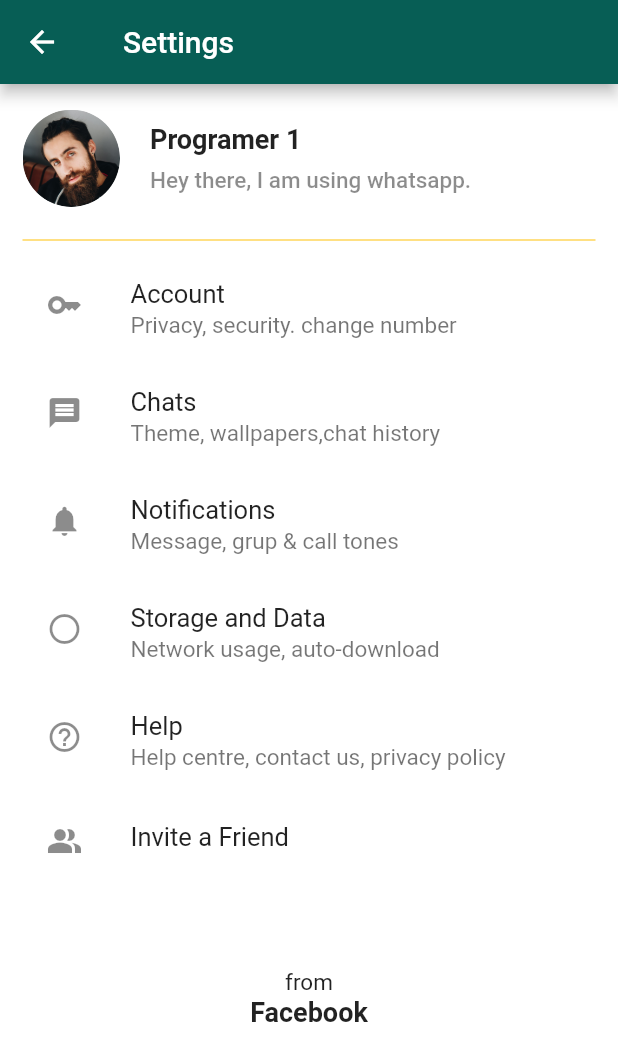
After one commit to home-22/whatsapp_app, a Flutter app: the SettingsPage screen opened by its route, on a phone screen of 412 x 824 dp. The commit adds this screen. Shown: the top 1061 px of the screen. Run offline on Flutter 3.47's test engine with Material 2 defaults, Android fonts, the phone set to English and light mode, and no system bars.

Commit message:
whatsapp_app

```diff
--- a/lib/main.dart
+++ b/lib/main.dart
@@ -1,5 +1,6 @@
 import 'package:flutter/material.dart';
 import 'package:whatsapp_app/pages/Home_Page.dart';
+import 'package:whatsapp_app/pages/Settings_Page.dart';
 
 void main() {
   runApp(const MyApp());
@@ -22,6 +23,7 @@
       ),
       routes: {
         '/': (context) => const HomePage(),
+        'SettingsPage': (context) => const SettingsPage(),
       },
     );
   }
--- a/lib/pages/Home_Page.dart
+++ b/lib/pages/Home_Page.dart
@@ -32,6 +32,12 @@
                 ),
               ),
               PopupMenuButton(
+                onSelected: (selected) {
+                  if (selected == 5) {
+                    Navigator.pushNamed(context, 'SettingsPage');
+                  }
+                },
+                elevation: 10,
                 padding: const EdgeInsets.symmetric(vertical: 20),
                 iconSize: 28,
                 itemBuilder: (context) => [
--- /dev/null
+++ b/lib/pages/Settings_Page.dart
@@ -0,0 +1,162 @@
+import 'package:flutter/material.dart';
+
+class SettingsPage extends StatelessWidget {
+  const SettingsPage({Key? key}) : super(key: key);
+
+  @override
+  Widget build(BuildContext context) {
+    return Scaffold(
+      appBar: AppBar(
+        title: const Padding(
+          padding: EdgeInsets.only(left: 10),
+          child: Text('Settings'),
+        ),
+      ),
+      body: SingleChildScrollView(
+        padding: const EdgeInsets.symmetric(horizontal: 15, vertical: 5),
+        child: Column(
+          children: [
+            Container(
+              margin: const EdgeInsets.symmetric(vertical: 12),
+              child: Row(
+                children: [
+                  ClipRRect(
+                    borderRadius: BorderRadius.circular(40),
+                    child: Image.asset(
+                      'images/user.png',
+                      width: 65,
+                      height: 65,
+                    ),
+                  ),
+                  Padding(
+                    padding: const EdgeInsets.only(left: 20),
+                    child: Column(
+                      crossAxisAlignment: CrossAxisAlignment.start,
+                      children: const [
+                        Text(
+                          'Programer 1',
+                          style: TextStyle(
+                            fontSize: 18,
+                            fontWeight: FontWeight.bold,
+                          ),
+                        ),
+                        SizedBox(height: 8),
+                        Text(
+                          'Hey there, I am using whatsapp.',
+                          style: TextStyle(
+                            fontSize: 15,
+                            fontWeight: FontWeight.w500,
+                            color: Colors.black45,
+                          ),
+                        ),
+                      ],
+                    ),
+                  ),
+                ],
+              ),
+            ),
+            const Divider(
+              height: 20.0,
+              color: Colors.amber,
+            ),
+            const ListTile(
+              leading: Padding(
+                padding: EdgeInsets.only(top: 5),
+                child: Icon(Icons.key),
+              ),
+              title: Text(
+                'Account',
+                style: TextStyle(fontSize: 17),
+              ),
+              subtitle: Text(
+                'Privacy, security. change number',
+                style: TextStyle(fontSize: 15),
+              ),
+            ),
+            const ListTile(
+              leading: Padding(
+                padding: EdgeInsets.only(top: 5),
+                child: Icon(Icons.message),
+              ),
+              title: Text(
+                'Chats',
+                style: TextStyle(fontSize: 17),
+              ),
+              subtitle: Text(
+                'Theme, wallpapers,chat history',
+                style: TextStyle(fontSize: 15),
+              ),
+            ),
+            const ListTile(
+              leading: Padding(
+                padding: EdgeInsets.only(top: 5),
+                child: Icon(Icons.notifications),
+              ),
+              title: Text(
+                'Notifications',
+                style: TextStyle(fontSize: 17),
+              ),
+              subtitle: Text(
+                'Message, grup & call tones',
+                style: TextStyle(fontSize: 15),
+              ),
+            ),
+            const ListTile(
+              leading: Padding(
+                padding: EdgeInsets.only(top: 5),
+                child: Icon(Icons.circle_outlined),
+              ),
+              title: Text(
+                'Storage and Data',
+                style: TextStyle(fontSize: 17),
+              ),
+              subtitle: Text(
+                'Network usage, auto-download',
+                style: TextStyle(fontSize: 15),
+              ),
+            ),
+            const ListTile(
+              leading: Padding(
+                padding: EdgeInsets.only(top: 5),
+                child: Icon(Icons.help_outline),
+              ),
+              title: Text(
+                'Help',
+                style: TextStyle(fontSize: 17),
+              ),
+              subtitle: Text(
+                'Help centre, contact us, privacy policy',
+                style: TextStyle(fontSize: 15),
+              ),
+            ),
+            const ListTile(
+              leading: Padding(
+                padding: EdgeInsets.only(top: 5),
+                child: Icon(Icons.people_alt),
+              ),
+              title: Text(
+                'Invite a Friend',
+                style: TextStyle(fontSize: 17),
+              ),
+            ),
+            Padding(
+              padding: const EdgeInsets.symmetric(vertical: 60),
+              child: Column(
+                children: const [
+                  Text(
+                    'from',
+                    style: TextStyle(fontSize: 15),
+                  ),
+                  Text(
+                    'Facebook',
+                    style: TextStyle(fontSize: 18, fontWeight: FontWeight.bold),
+                  )
+                ],
+              ),
+            )
+          ],
+        ),
+      ),
+    );
+  }
+}
--- a/lib/widgets/Calls.dart
+++ b/lib/widgets/Calls.dart
@@ -65,13 +65,14 @@
                       padding: EdgeInsets.all(0),
                       child: Icon(
                         Icons.call_sharp,
-                        color: Colors.green,
+                        color: Colors.red,
                       ),
                     ),
                   ],
                 ),
               ),
             for (int i = 1; i < 5; i++)
+              // 4 do 7
               Container(
                 margin: const EdgeInsets.symmetric(vertical: 12),
                 child: Row(
@@ -122,8 +123,9 @@
                     const Padding(
                       padding: EdgeInsets.all(0),
                       child: Icon(
-                        Icons.call_sharp,
+                        CupertinoIcons.videocam,
                         color: Colors.green,
+                        size: 28,
                       ),
                     ),
                   ],
```
